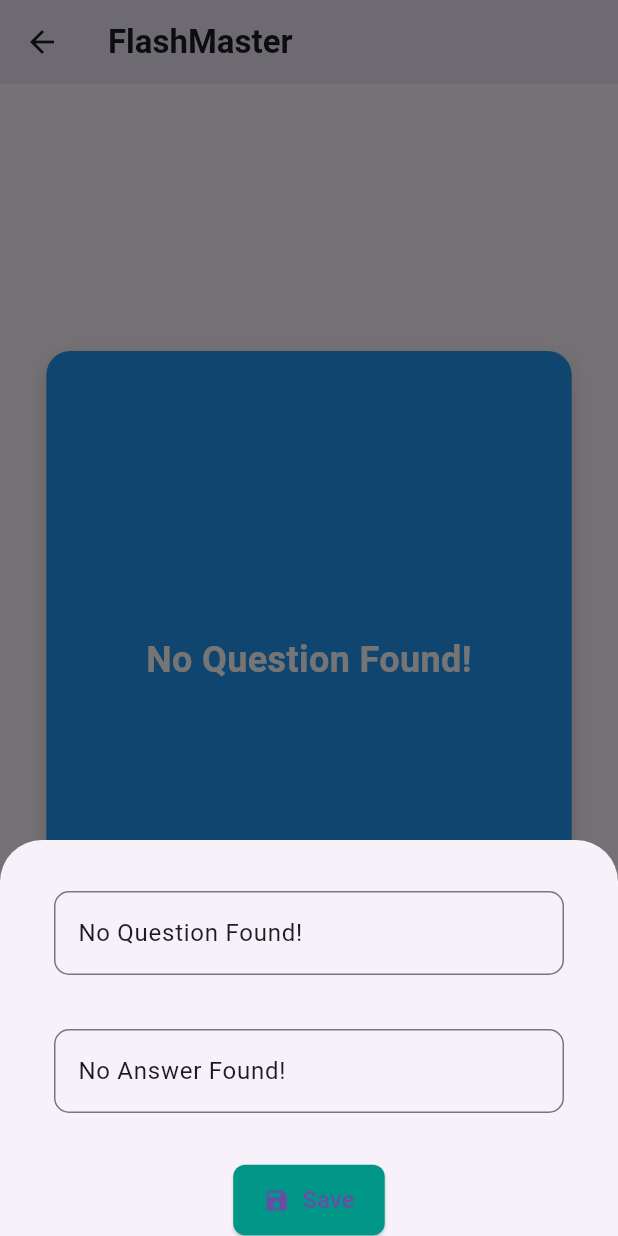
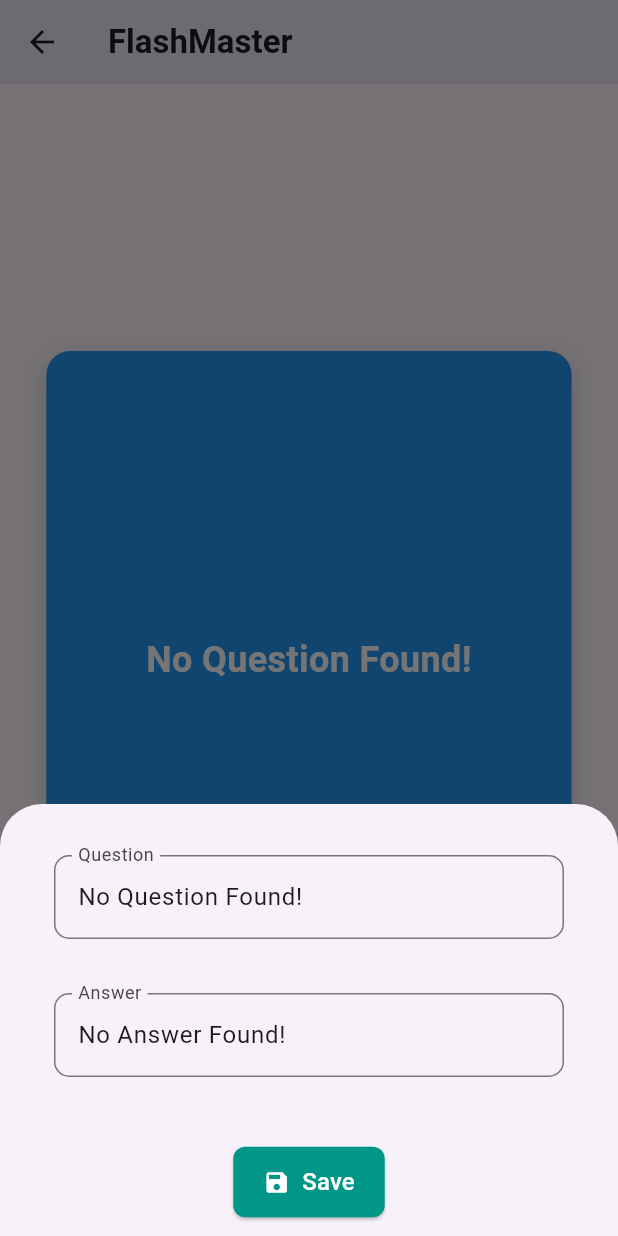
Before and after one commit to Shannu3766/FlashMaster, a Flutter app: the Flashcardscreen screen opened directly with empty values, after a tap on the "edit" icon, on a phone screen of 412 x 824 dp. Run offline on Flutter 3.47's test engine with Material 3 defaults, Android fonts, the phone set to English and light mode, and no system bars; our stand-ins replace sqflite; accounts and stored records are empty.

```diff
--- a/lib/Screens/flashcardScreen.dart
+++ b/lib/Screens/flashcardScreen.dart
@@ -61,6 +61,7 @@ class _FlashcardscreenState extends State<Flashcardscreen>
               mainAxisSize: MainAxisSize.min,
               children: [
                 QuestionTextField(
+                  hintText: "Question",
                   initialValue: question,
                   onSaved: (value) => question = value!,
                   validator: (value) {
@@ -71,6 +72,7 @@ class _FlashcardscreenState extends State<Flashcardscreen>
                   },
                 ),
                 QuestionTextField(
+                  hintText: "Answer",
                   initialValue: answer,
                   onSaved: (value) => answer = value!,
                   validator: (value) {
@@ -81,7 +83,9 @@ class _FlashcardscreenState extends State<Flashcardscreen>
                   },
                 ),
                 const SizedBox(height: 16),
-                ElevatedButton.icon(
+                Padding(
+                  padding: const EdgeInsets.symmetric(vertical: 12),
+                  child: ElevatedButton.icon(
                     style: ElevatedButton.styleFrom(
                       backgroundColor: Colors.teal,
                       padding: const EdgeInsets.symmetric(
@@ -101,10 +105,14 @@ class _FlashcardscreenState extends State<Flashcardscreen>
                         Navigator.pop(context);
                       }
                     },
-                  icon: const Icon(Icons.save),
+                    icon: const Icon(
+                      Icons.save,
+                      color: Colors.white,
+                    ),
                     label: const Text(
                       "Save",
-                    style: TextStyle(fontSize: 16),
+                      style: TextStyle(fontSize: 16, color: Colors.white),
+                    ),
                   ),
                 ),
               ],
--- a/lib/main.dart
+++ b/lib/main.dart
@@ -11,7 +11,7 @@ class MyApp extends StatelessWidget {
   // This widget is the root of your application.
   @override
   Widget build(BuildContext context) {
-    return MaterialApp(
+    return const MaterialApp(
       home: Homepage(),
     );
   }
```
Also changed, not shown: lib/Screens/Homepage.dart (+46 -15 lines). Lines whose indentation alone changed are shown as unchanged.
